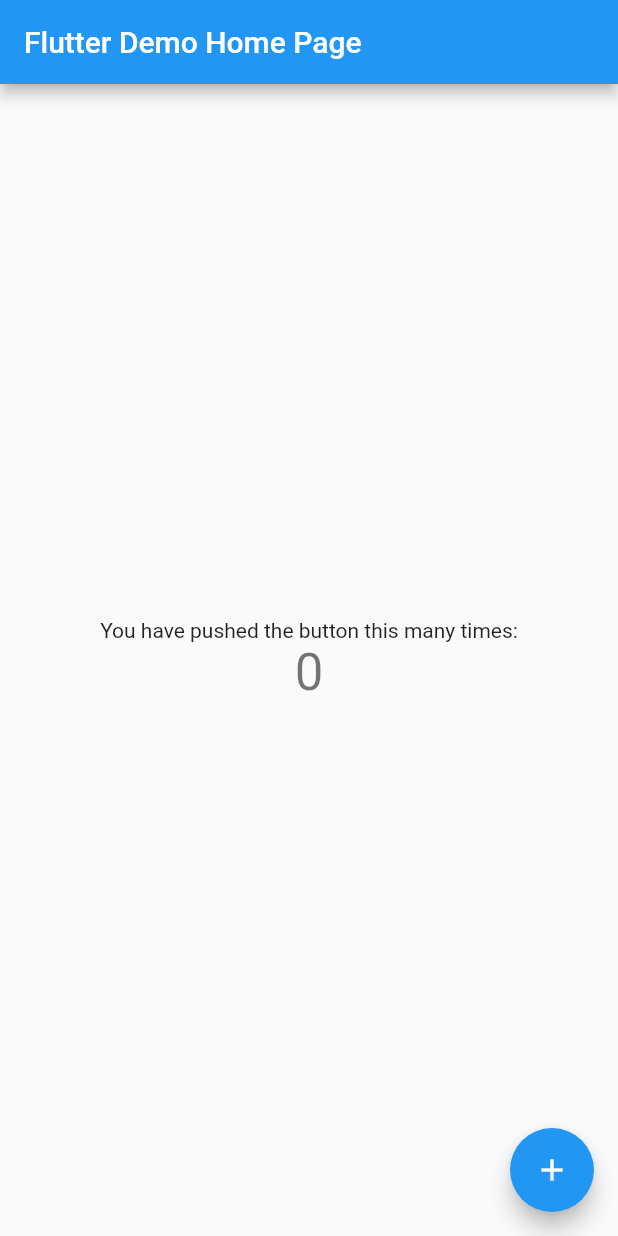
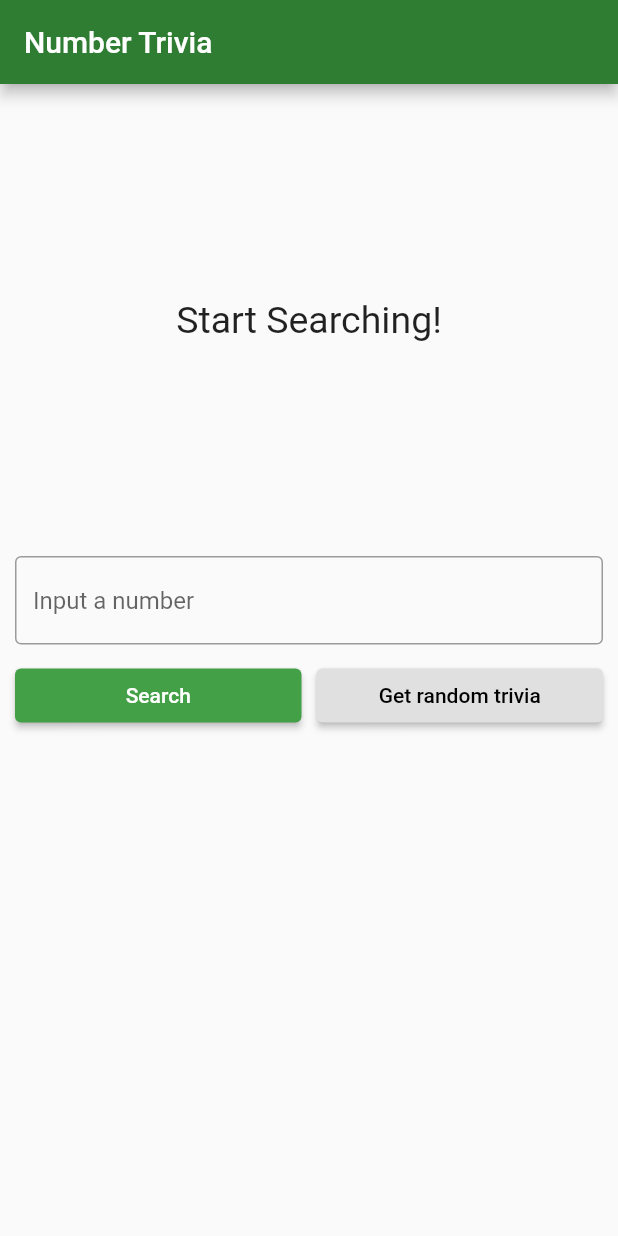
Before and after one commit to samukazangetsu/clean_architecture_tdd_course, a Flutter app: the screen it shows after launch, on a phone screen of 412 x 824 dp. Run offline on Flutter 3.47's test engine with Material 2 defaults, Android fonts, the phone set to English and light mode, and no system bars; our stand-ins replace bloc, dartz, data_connection_checker, equatable, flutter_bloc, get_it and 1 more.

Commit message:
update: aula 14

```diff
--- a/lib/core/presentantion/util/input_converter.dart
+++ b/lib/core/presentantion/util/input_converter.dart
@@ -4,6 +4,9 @@ import 'package:dartz/dartz.dart';
 class InputConverter {
   Either<Failure, int> stringToUnsignedInteger(String str) {
     try {
+      if (str == null) {
+        throw FormatException();
+      }
       final integer = int.parse(str);
       if (integer < 0) throw FormatException();
       return Right(integer);
--- a/lib/features/number_trivia/presentation/bloc/number_trivia_bloc.dart
+++ b/lib/features/number_trivia/presentation/bloc/number_trivia_bloc.dart
@@ -29,10 +29,10 @@ class NumberTriviaBloc extends Bloc<NumberTriviaEvent, NumberTriviaState> {
         assert(random != null),
         assert(inputConverter != null),
         getConcreteNumberTrivia = concrete,
-        getRandomNumberTrivia = random;
+        getRandomNumberTrivia = random,
+        super(Empty());
 
-  @override
-  NumberTriviaState get initialState => Empty();
+  // NumberTriviaState get initialState => Empty();
 
   @override
   Stream<NumberTriviaState> mapEventToState(
--- /dev/null
+++ b/lib/features/number_trivia/presentation/pages/number_trivia_page.dart
@@ -0,0 +1,66 @@
+import '../bloc/number_trivia_bloc.dart';
+import '../widgets/widgets_import.dart';
+import '../../../../injection_container.dart';
+import 'package:flutter/material.dart';
+import 'package:flutter_bloc/flutter_bloc.dart';
+
+class NumberTriviaPage extends StatelessWidget {
+  @override
+  Widget build(BuildContext context) {
+    return Scaffold(
+      appBar: AppBar(
+        title: Text('Number Trivia'),
+      ),
+      body: SingleChildScrollView(
+        child: buildBody(context),
+      ),
+    );
+  }
+
+  BlocProvider<NumberTriviaBloc> buildBody(BuildContext context) {
+    return BlocProvider(
+      create: (_) => serviceLocator<NumberTriviaBloc>(),
+      child: Center(
+        child: Padding(
+          padding: const EdgeInsets.all(10),
+          child: Column(
+            children: [
+              SizedBox(height: 10),
+              // Top half
+              Container(
+                height: MediaQuery.of(context).size.height / 3,
+                child: BlocBuilder<NumberTriviaBloc, NumberTriviaState>(
+                  builder: (context, state) {
+                    switch (state.runtimeType) {
+                      case Empty:
+                        return MessageDisplay(
+                          message: 'Start Searching!',
+                        );
+                      case Error:
+                        return MessageDisplay(
+                          message: (state as Error).message,
+                        );
+                      case Loading:
+                        return LoadingWidget();
+                      case Loaded:
+                        return TriviaDisplay(
+                          numberTrivia: (state as Loaded).trivia,
+                        );
+                      default:
+                        return MessageDisplay(
+                          message: 'Start Searching!',
+                        );
+                    }
+                  },
+                ),
+              ),
+              SizedBox(height: 20),
+              // Bottom half
+              TriviaControls()
+            ],
+          ),
+        ),
+      ),
+    );
+  }
+}
--- /dev/null
+++ b/lib/features/number_trivia/presentation/widgets/message_display.dart
@@ -0,0 +1,25 @@
+import 'package:flutter/material.dart';
+
+class MessageDisplay extends StatelessWidget {
+  final String message;
+  const MessageDisplay({
+    Key key,
+    this.message,
+  }) : super(key: key);
+
+  @override
+  Widget build(BuildContext context) {
+    return Container(
+      height: MediaQuery.of(context).size.height / 3,
+      child: Center(
+        child: SingleChildScrollView(
+          child: Text(
+            message,
+            style: TextStyle(fontSize: 25),
+            textAlign: TextAlign.center,
+          ),
+        ),
+      ),
+    );
+  }
+}
--- /dev/null
+++ b/lib/features/number_trivia/presentation/widgets/trivia_controls.dart
@@ -0,0 +1,79 @@
+import 'package:clean_architecture_tdd_course/features/number_trivia/presentation/bloc/number_trivia_bloc.dart';
+import 'package:flutter/material.dart';
+import 'package:flutter_bloc/flutter_bloc.dart';
+
+class TriviaControls extends StatefulWidget {
+  const TriviaControls({
+    Key key,
+  }) : super(key: key);
+
+  @override
+  _TriviaControlsState createState() => _TriviaControlsState();
+}
+
+class _TriviaControlsState extends State<TriviaControls> {
+  final controller = TextEditingController();
+  String inputStr;
+  @override
+  Widget build(BuildContext context) {
+    return Column(
+      children: [
+        TextField(
+          controller: controller,
+          keyboardType: TextInputType.number,
+          decoration: InputDecoration(
+            border: OutlineInputBorder(),
+            hintText: 'Input a number',
+          ),
+          onChanged: (value) {
+            inputStr = value;
+          },
+          onSubmitted: (_) {
+            dispatchConcrete();
+          },
+        ),
+        SizedBox(height: 10),
+        Row(
+          children: [
+            Expanded(
+              child: ElevatedButton(
+                style: ElevatedButton.styleFrom(
+                  primary: Theme.of(context).accentColor,
+                ),
+                onPressed: dispatchConcrete,
+                child: Text(
+                  'Search',
+                  style: TextStyle(color: Colors.white),
+                ),
+              ),
+            ),
+            SizedBox(width: 10),
+            Expanded(
+              child: ElevatedButton(
+                style: ElevatedButton.styleFrom(
+                  primary: Theme.of(context).buttonColor,
+                ),
+                onPressed: dispatchRandom,
+                child: Text(
+                  'Get random trivia',
+                  style: TextStyle(color: Colors.black),
+                ),
+              ),
+            ),
+          ],
+        )
+      ],
+    );
+  }
+
+  void dispatchConcrete() {
+    controller.clear();
+    BlocProvider.of<NumberTriviaBloc>(context)
+        .add(GetTriviaForConcreteNumber(inputStr));
+  }
+
+  void dispatchRandom() {
+    controller.clear();
+    BlocProvider.of<NumberTriviaBloc>(context).add(GetTriviaForRandomNumber());
+  }
+}
--- /dev/null
+++ b/lib/features/number_trivia/presentation/widgets/widgets_import.dart
@@ -0,0 +1,4 @@
+export 'loading_widget.dart';
+export 'message_display.dart';
+export 'trivia_display.dart';
+export 'trivia_controls.dart';
--- a/lib/main.dart
+++ b/lib/main.dart
@@ -1,115 +1,23 @@
+import 'package:clean_architecture_tdd_course/features/number_trivia/presentation/pages/number_trivia_page.dart';
 import 'package:flutter/material.dart';
 import 'injection_container.dart' as dependencyInjection;
 
 void main() async {
+  WidgetsFlutterBinding.ensureInitialized();
   await dependencyInjection.init();
   runApp(MyApp());
 }
 
 class MyApp extends StatelessWidget {
-  // This widget is the root of your application.
   @override
   Widget build(BuildContext context) {
     return MaterialApp(
-      title: 'Flutter Demo',
+      title: 'Number Trivia',
       theme: ThemeData(
-        // This is the theme of your application.
-        //
-        // Try running your application with "flutter run". You'll see the
-        // application has a blue toolbar. Then, without quitting the app, try
-        // changing the primarySwatch below to Colors.green and then invoke
-        // "hot reload" (press "r" in the console where you ran "flutter run",
-        // or simply save your changes to "hot reload" in a Flutter IDE).
-        // Notice that the counter didn't reset back to zero; the application
-        // is not restarted.
-        primarySwatch: Colors.blue,
+        primaryColor: Colors.green.shade800,
+        accentColor: Colors.green.shade600,
       ),
-      home: MyHomePage(title: 'Flutter Demo Home Page'),
+      home: NumberTriviaPage(),
     );
   }
 }
-
-class MyHomePage extends StatefulWidget {
-  MyHomePage({Key key, this.title}) : super(key: key);
-
-  // This widget is the home page of your application. It is stateful, meaning
-  // that it has a State object (defined below) that contains fields that affect
-  // how it looks.
-
-  // This class is the configuration for the state. It holds the values (in this
-  // case the title) provided by the parent (in this case the App widget) and
-  // used by the build method of the State. Fields in a Widget subclass are
-  // always marked "final".
-
-  final String title;
-
-  @override
-  _MyHomePageState createState() => _MyHomePageState();
-}
-
-class _MyHomePageState extends State<MyHomePage> {
-  int _counter = 0;
-
-  void _incrementCounter() {
-    setState(() {
-      // This call to setState tells the Flutter framework that something has
-      // changed in this State, which causes it to rerun the build method below
-      // so that the display can reflect the updated values. If we changed
-      // _counter without calling setState(), then the build method would not be
-      // called again, and so nothing would appear to happen.
-      _counter++;
-    });
-  }
-
-  @override
-  Widget build(BuildContext context) {
-    // This method is rerun every time setState is called, for instance as done
-    // by the _incrementCounter method above.
-    //
-    // The Flutter framework has been optimized to make rerunning build methods
-    // fast, so that you can just rebuild anything that needs updating rather
-    // than having to individually change instances of widgets.
-    return Scaffold(
-      appBar: AppBar(
-        // Here we take the value from the MyHomePage object that was created by
-        // the App.build method, and use it to set our appbar title.
-        title: Text(widget.title),
-      ),
-      body: Center(
-        // Center is a layout widget. It takes a single child and positions it
-        // in the middle of the parent.
-        child: Column(
-          // Column is also a layout widget. It takes a list of children and
-          // arranges them vertically. By default, it sizes itself to fit its
-          // children horizontally, and tries to be as tall as its parent.
-          //
-          // Invoke "debug painting" (press "p" in the console, choose the
-          // "Toggle Debug Paint" action from the Flutter Inspector in Android
-          // Studio, or the "Toggle Debug Paint" command in Visual Studio Code)
-          // to see the wireframe for each widget.
-          //
-          // Column has various properties to control how it sizes itself and
-          // how it positions its children. Here we use mainAxisAlignment to
-          // center the children vertically; the main axis here is the vertical
-          // axis because Columns are vertical (the cross axis would be
-          // horizontal).
-          mainAxisAlignment: MainAxisAlignment.center,
-          children: <Widget>[
-            Text(
-              'You have pushed the button this many times:',
-            ),
-            Text(
-              '$_counter',
-              style: Theme.of(context).textTheme.headline4,
-            ),
-          ],
-        ),
-      ),
-      floatingActionButton: FloatingActionButton(
-        onPressed: _incrementCounter,
-        tooltip: 'Increment',
-        child: Icon(Icons.add),
-      ), // This trailing comma makes auto-formatting nicer for build methods.
-    );
-  }
-}
--- a/pubspec.yaml
+++ b/pubspec.yaml
@@ -14,7 +14,7 @@ dependencies:
   # Service locator
   get_it: ^2.0.1
   # Bloc for state management
-  flutter_bloc: ^0.21.0
+  flutter_bloc: ^6.1.3
   # Value equality
   equatable: ^0.4.0
   # Functional programming thingies
```
Also changed, not shown: lib/features/number_trivia/presentation/widgets/loading_widget.dart (added, +17 -0 lines), lib/features/number_trivia/presentation/widgets/trivia_display.dart (added, +39 -0 lines), pubspec.lock, 3 other files.
